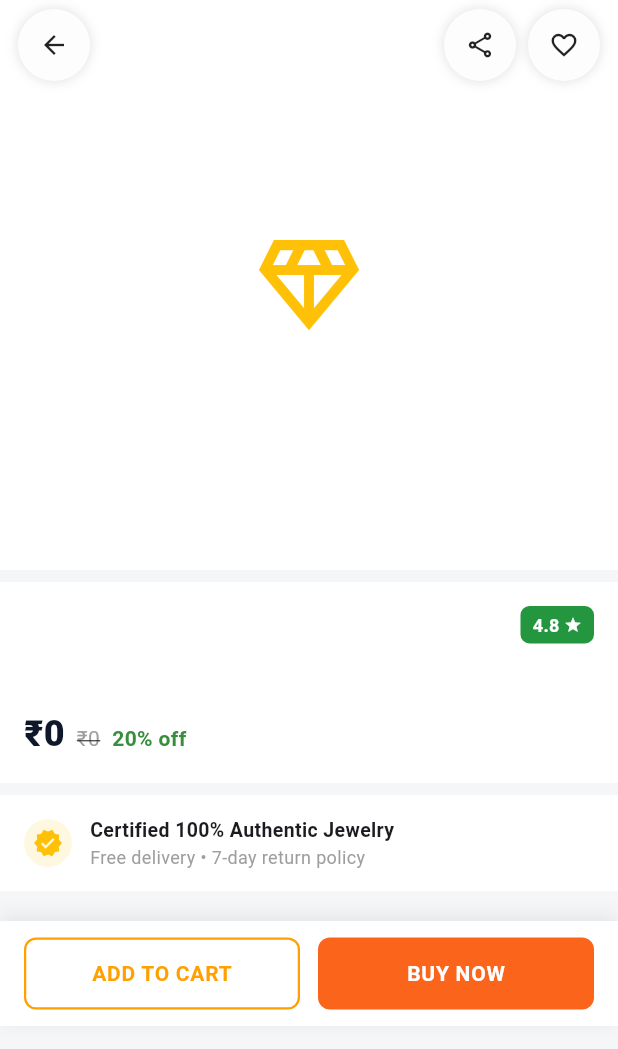
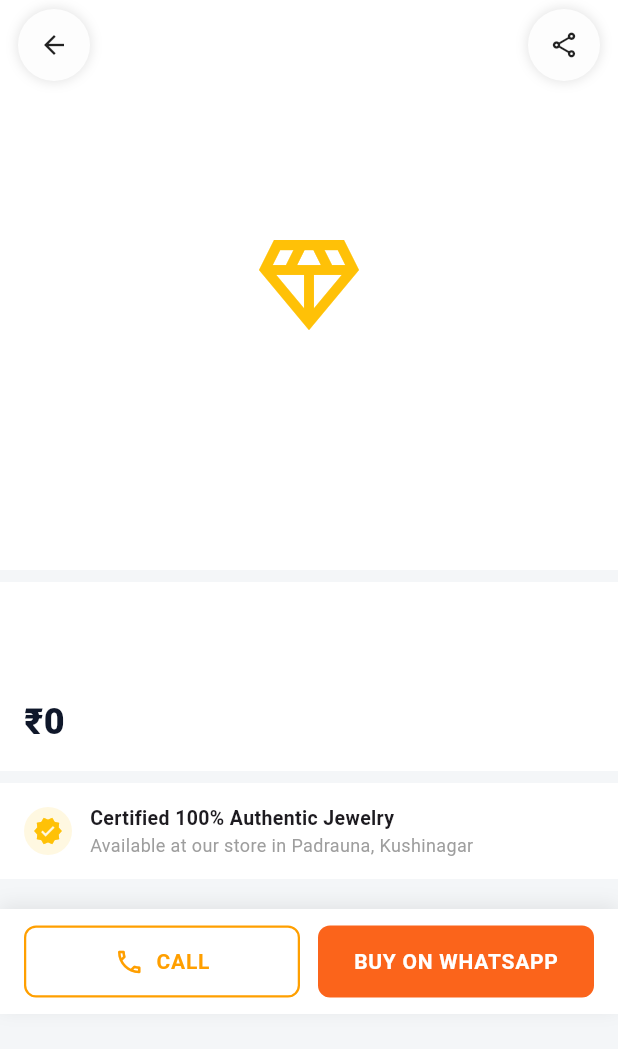
Before and after one commit to mailbysoft-jpg/rp, a Flutter app: the DetailPage screen opened directly with empty values, after a tap on the "share" icon, on a phone screen of 412 x 824 dp. Shown: the top 1049 px of the screen. Run offline on Flutter 3.47's test engine with Material 3 defaults, Android fonts, the phone set to English and light mode, and no system bars; our stand-ins replace go_router, share_plus, shared_preferences, supabase_flutter; accounts and stored records are empty; network calls fail.

Commit message:
Prepare iOS app for App Store release (1.0.0+6)
- Fix pubspec: move Inter font under flutter: (it was nested under
  flutter_launcher_icons, so the font never shipped) and fix icon path case
- Regenerate iOS app icons without alpha (App Store rejects transparent icons)
- Set Apple development team for signing; declare non-exempt encryption = false
- Product detail page: replace no-op buttons with working actions
  (BUY ON WHATSAPP enquiry, CALL, share sheet via share_plus); remove
  favourite button
- Remove hard-coded 4.8 rating, fake 20% discount price and unverified
  delivery/returns claim
- Bump version to 1.0.0+6

Co-Authored-By: Claude Opus 5.5 <noreply@anthropic.com>

```diff
--- a/lib/src/tabs/catalog/detailpage.dart
+++ b/lib/src/tabs/catalog/detailpage.dart
@@ -1,11 +1,66 @@
 import 'package:flutter/material.dart';
 import 'package:go_router/go_router.dart';
+import 'package:share_plus/share_plus.dart';
 import 'package:supabase_flutter/supabase_flutter.dart';
+import 'package:url_launcher/url_launcher.dart';
+
+/// Owner's number (same as the Contact tab). Enquiries go here.
+const String _shopPhone = '9792447706';
 
 class DetailPage extends StatelessWidget {
   final String productId;
 
   const DetailPage({super.key, required this.productId});
+
+  String _productSummary(String name, String category, double? price) {
+    final parts = [
+      name,
+      if (category.isNotEmpty) '($category)',
+      if (price != null) '- ₹${price.toStringAsFixed(0)}',
+    ];
+    return parts.join(' ');
+  }
+
+  Future<void> _enquireOnWhatsApp(BuildContext context, String summary) async {
+    final message =
+        'Hi Rp Silver House, I am interested in buying: $summary '
+        '[Product ID: $productId]';
+    final uri = Uri.parse(
+      'https://wa.me/91$_shopPhone?text=${Uri.encodeComponent(message)}',
+    );
+    final ok = await launchUrl(uri, mode: LaunchMode.externalApplication);
+    if (!ok && context.mounted) {
+      ScaffoldMessenger.of(
+        context,
+      ).showSnackBar(const SnackBar(content: Text('Could not open WhatsApp')));
+    }
+  }
+
+  Future<void> _call(BuildContext context) async {
+    final ok = await launchUrl(Uri.parse('tel:$_shopPhone'));
+    if (!ok && context.mounted) {
+      ScaffoldMessenger.of(context).showSnackBar(
+        const SnackBar(
+          content: Text('Calling is not available on this device'),
+        ),
+      );
+    }
+  }
+
+  Future<void> _share(BuildContext context, String summary) async {
+    final box = context.findRenderObject() as RenderBox?;
+    await SharePlus.instance.share(
+      ShareParams(
+        text:
+            '$summary\nAvailable at Rp Silver House, Padrauna. '
+            'Call/WhatsApp: +91 $_shopPhone',
+        // Required on iPad so the share popover has an anchor.
+        sharePositionOrigin: box != null
+            ? box.localToGlobal(Offset.zero) & box.size
+            : null,
+      ),
+    );
+  }
 
   Future<Map<String, dynamic>> _getProduct() async {
     final product = await Supabase.instance.client
@@ -55,9 +110,7 @@ class DetailPage extends StatelessWidget {
               ? price.toDouble()
               : double.tryParse(price?.toString() ?? '');
 
-          final double? originalPrice = numericPrice != null
-              ? numericPrice * 1.25
-              : null;
+          final summary = _productSummary(name, category, numericPrice);
 
           return Stack(
             children: [
@@ -122,37 +175,6 @@ class DetailPage extends StatelessWidget {
                                   ),
                                 ),
                               ),
-
-                              // Rating
-                              Container(
-                                padding: const EdgeInsets.symmetric(
-                                  horizontal: 8,
-                                  vertical: 4,
-                                ),
-                                decoration: BoxDecoration(
-                                  color: const Color(0xFF24963F),
-                                  borderRadius: BorderRadius.circular(6),
-                                ),
-                                child: const Row(
-                                  mainAxisSize: MainAxisSize.min,
-                                  children: [
-                                    Text(
-                                      '4.8',
-                                      style: TextStyle(
-                                        color: Colors.white,
-                                        fontSize: 12,
-                                        fontWeight: FontWeight.bold,
-                                      ),
-                                    ),
-                                    SizedBox(width: 3),
-                                    Icon(
-                                      Icons.star,
-                                      color: Colors.white,
-                                      size: 12,
-                                    ),
-                                  ],
-                                ),
-                              ),
                             ],
                           ),
 
@@ -184,30 +206,6 @@ class DetailPage extends StatelessWidget {
                                   color: Color(0xFF0F172A),
                                 ),
                               ),
-
-                              const SizedBox(width: 8),
-
-                              if (originalPrice != null) ...[
-                                Text(
-                                  '₹${originalPrice.toStringAsFixed(0)}',
-                                  style: TextStyle(
-                                    fontSize: 14,
-                                    color: Colors.grey.shade500,
-                                    decoration: TextDecoration.lineThrough,
-                                  ),
-                                ),
-
-                                const SizedBox(width: 8),
-
-                                const Text(
-                                  '20% off',
-                                  style: TextStyle(
-                                    fontSize: 14,
-                                    fontWeight: FontWeight.bold,
-                                    color: Color(0xFF388E3C),
-                                  ),
-                                ),
-                              ],
                             ],
                           ),
                         ],
@@ -252,7 +250,7 @@ class DetailPage extends StatelessWidget {
                                   ),
                                 ),
                                 Text(
-                                  'Free delivery • 7-day return policy',
+                                  'Available at our store in Padrauna, Kushinagar',
                                   style: TextStyle(
                                     color: Colors.grey,
                                     fontSize: 12,
@@ -287,18 +285,11 @@ class DetailPage extends StatelessWidget {
                           onTap: () => context.pop(),
                         ),
 
-                        Row(
-                          children: [
-                            _RoundIconButton(
-                              icon: Icons.share_outlined,
-                              onTap: () {},
-                            ),
-                            const SizedBox(width: 8),
-                            _RoundIconButton(
-                              icon: Icons.favorite_border,
-                              onTap: () {},
-                            ),
-                          ],
+                        Builder(
+                          builder: (buttonContext) => _RoundIconButton(
+                            icon: Icons.share_outlined,
+                            onTap: () => _share(buttonContext, summary),
+                          ),
                         ),
                       ],
                     ),
@@ -330,7 +321,12 @@ class DetailPage extends StatelessWidget {
                   child: Row(
                     children: [
                       Expanded(
-                        child: OutlinedButton(
+                        child: OutlinedButton.icon(
+                          icon: const Icon(
+                            Icons.call_outlined,
+                            color: Color(0xFFFF9F00),
+                            size: 20,
+                          ),
                           style: OutlinedButton.styleFrom(
                             side: const BorderSide(
                               color: Color(0xFFFF9F00),
@@ -341,9 +337,9 @@ class DetailPage extends StatelessWidget {
                             ),
                             padding: const EdgeInsets.symmetric(vertical: 14),
                           ),
-                          onPressed: () {},
-                          child: const Text(
-                            'ADD TO CART',
+                          onPressed: () => _call(context),
+                          label: const Text(
+                            'CALL',
                             style: TextStyle(
                               color: Color(0xFFFF9F00),
                               fontWeight: FontWeight.bold,
@@ -365,9 +361,9 @@ class DetailPage extends StatelessWidget {
                             padding: const EdgeInsets.symmetric(vertical: 14),
                             elevation: 0,
                           ),
-                          onPressed: () {},
+                          onPressed: () => _enquireOnWhatsApp(context, summary),
                           child: const Text(
-                            'BUY NOW',
+                            'BUY ON WHATSAPP',
                             style: TextStyle(
                               color: Colors.white,
                               fontWeight: FontWeight.bold,
```
Also changed, not shown: pubspec.yaml (+8 -7 lines), pubspec.lock, 25 other files.
